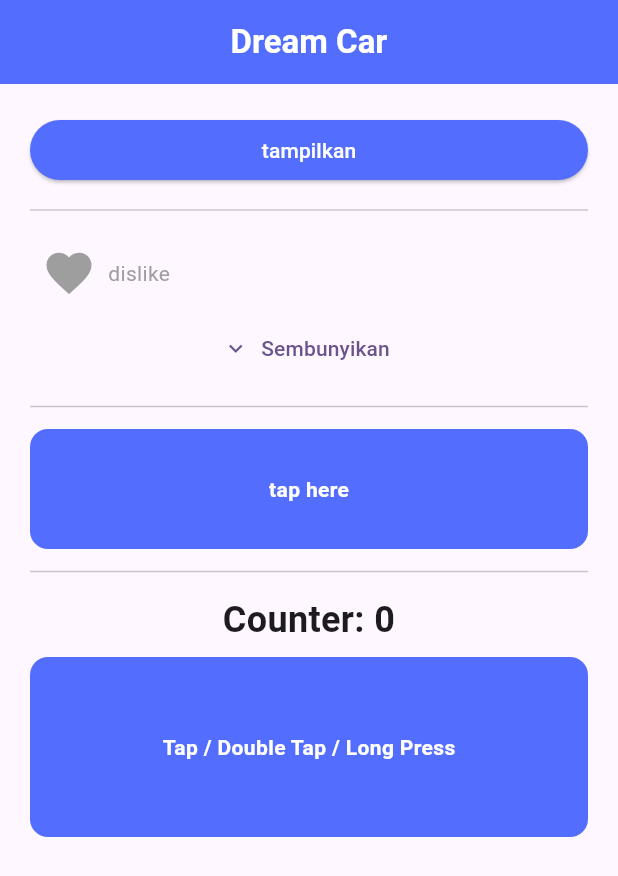
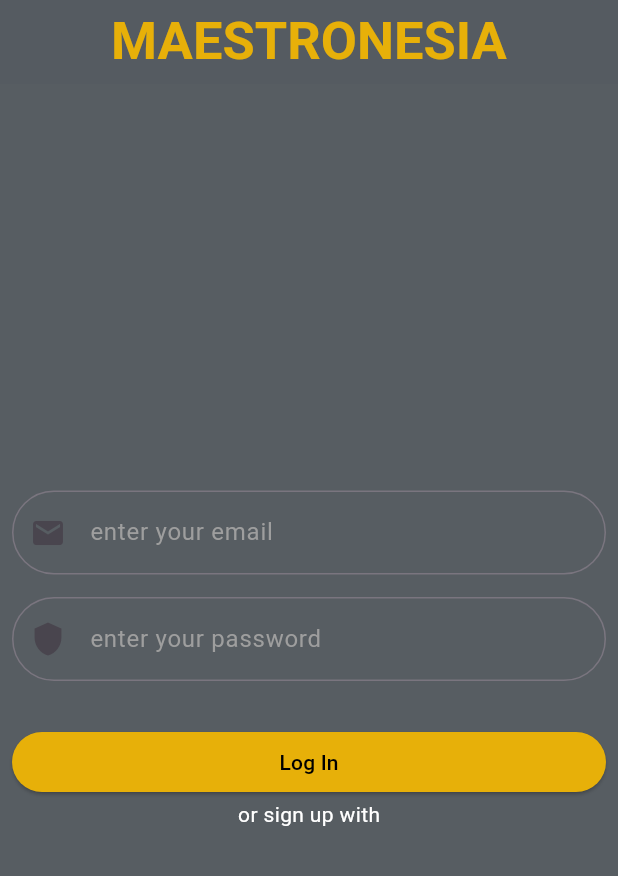
Before and after one commit to nobodyproject94/project_nobody, a Flutter app: the screen it shows after launch, on a phone screen of 412 x 824 dp. Shown: the top 876 px of the screen. Run offline on Flutter 3.47's test engine with Material 3 defaults, Android fonts, the phone set to English and light mode, and no system bars.

Commit message:
tugas 6 flutter

```diff
--- /dev/null
+++ b/lib/day_1/tugas_6_flutter.dart
@@ -0,0 +1,83 @@
+import 'package:flutter/material.dart';
+
+class Tugas6Flutter extends StatefulWidget {
+  const Tugas6Flutter({super.key});
+
+  @override
+  State<Tugas6Flutter> createState() => _Tugas6FlutterState();
+}
+
+class _Tugas6FlutterState extends State<Tugas6Flutter> {
+  @override
+  Widget build(BuildContext context) {
+    return Scaffold(
+      appBar: AppBar(
+        title: const Text(
+          'MAESTRONESIA',
+          style: TextStyle(fontSize: 35, fontWeight: FontWeight.bold),
+        ),
+        centerTitle: true,
+        titleTextStyle: TextStyle(
+          color: const Color.fromARGB(255, 231, 176, 9),
+        ),
+        backgroundColor: const Color.fromARGB(11, 20, 28, 69),
+      ),
+      backgroundColor: const Color.fromRGBO(11, 20, 28, 0.69),
+      body: Form(
+        child: Center(
+          child: Padding(
+            padding: const EdgeInsets.all(8.0),
+            child: Column(
+              mainAxisAlignment: MainAxisAlignment.center,
+              children: [
+                TextField(
+                  style: TextStyle(color: Colors.white),
+                  decoration: InputDecoration(
+                    hintText: 'enter your email',
+                    hintStyle: TextStyle(color: Colors.grey),
+                    border: OutlineInputBorder(
+                      borderSide: BorderSide(color: Colors.white),
+                      borderRadius: BorderRadius.circular(30),
+                    ),
+                    prefixIcon: Icon(Icons.mail),
+                    iconColor: Colors.white,
+                  ),
+                ),
+                SizedBox(height: 15),
+                TextField(
+                  style: TextStyle(color: Colors.white),
+                  decoration: InputDecoration(
+                    hintText: 'enter your password',
+                    border: OutlineInputBorder(
+                      borderSide: BorderSide(color: Colors.white),
+                      borderRadius: BorderRadius.circular(30),
+                    ),
+                    prefixIcon: Icon(Icons.shield),
+                    iconColor: Colors.amberAccent,
+                    hintStyle: TextStyle(color: Colors.grey),
+                  ),
+                ),
+                SizedBox(height: 30),
+                SizedBox(
+                  width: double.infinity,
+                  child: ElevatedButton(
+                    style: ElevatedButton.styleFrom(
+                      backgroundColor: const Color.fromARGB(255, 231, 176, 9),
+                    ),
+                    onPressed: () {},
+                    child: Text(
+                      'Log In',
+                      style: TextStyle(color: Colors.black),
+                    ),
+                  ),
+                ),
+                SizedBox(height: 1),
+                Text('or sign up with', style: TextStyle(color: Colors.white)),
+              ],
+            ),
+          ),
+        ),
+      ),
+    );
+  }
+}
--- a/lib/main.dart
+++ b/lib/main.dart
@@ -2,6 +2,7 @@ import 'package:flutter/material.dart';
 import 'package:project_nobody/day_1/maestronesia.dart';
 import 'package:project_nobody/day_1/tugas_4_flutter.dart';
 import 'package:project_nobody/day_1/tugas_5_flutter.dart';
+import 'package:project_nobody/day_1/tugas_6_flutter.dart';
 import 'package:project_nobody/day_1/tugas_flutter_3.dart';
 import 'package:project_nobody/day_1/stack.dart';
 import 'package:project_nobody/day_1/tugas2flutter.dart';
@@ -39,7 +40,7 @@ class MyApp extends StatelessWidget {
           seedColor: const Color.fromARGB(255, 146, 120, 192),
         ),
       ),
-      home: Tugas5Flutter(),
+      home: Tugas6Flutter(),
     );
   }
 }
```
